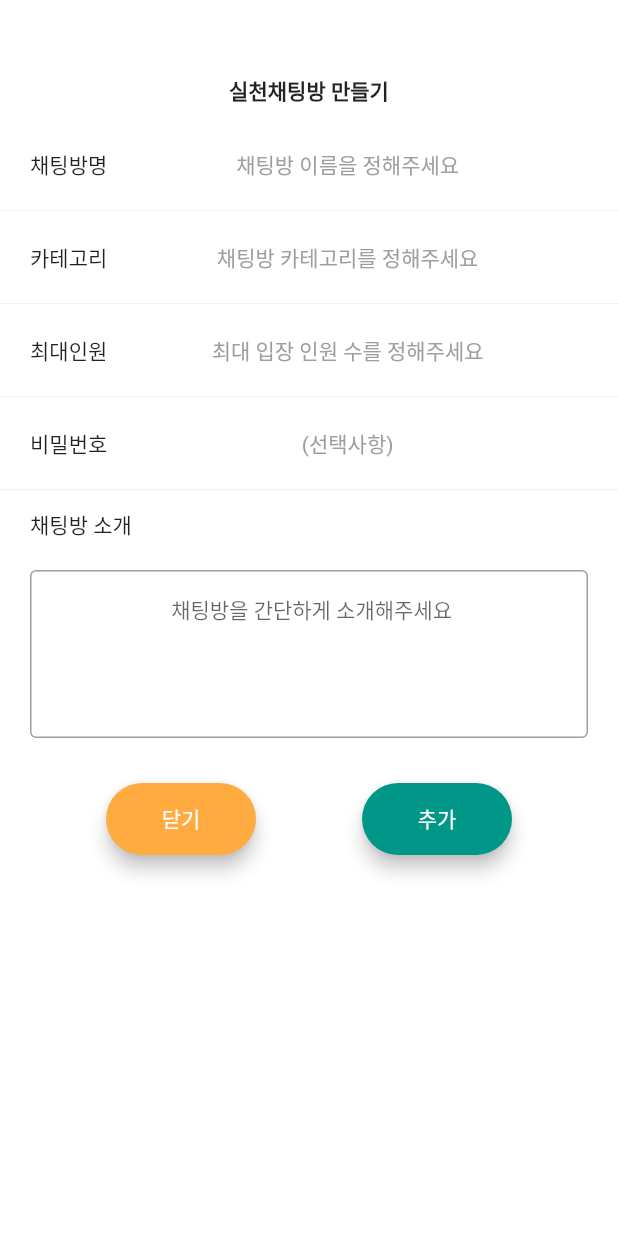
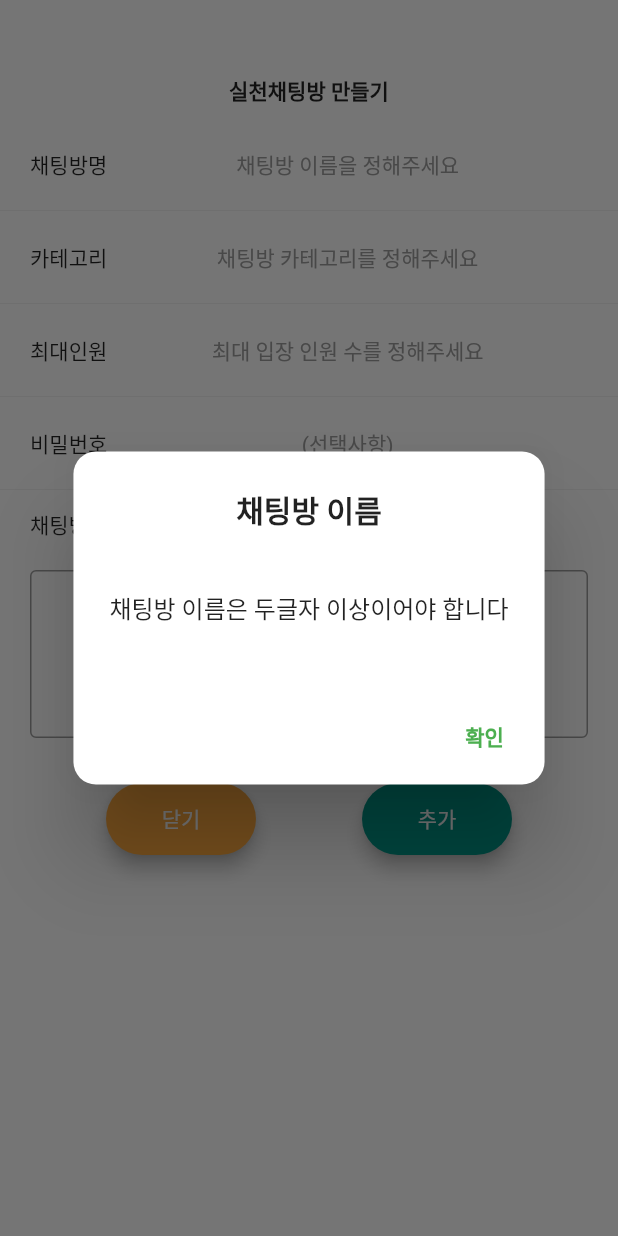
Before and after one commit to jikerbug/chat_planner_app, a Flutter app: the ChatAddScreen screen opened directly, after a tap on "추가", on a phone screen of 412 x 824 dp. Run offline on Flutter 3.47's test engine with Material 2 defaults, Android fonts, the phone set to English and light mode, and no system bars; our stand-ins replace cloud_firestore, dropdown_search, firebase_core, firebase_database, flutter_svg, hive and 3 more; missing offline and left inert: paginate_firestore; accounts and stored records are empty.

Commit message:
chatRoomInfoInput

```diff
--- a/lib/functions/custom_dialog_function.dart
+++ b/lib/functions/custom_dialog_function.dart
@@ -100,10 +100,11 @@ class CustomDialogFunction {
   static void selectChatSettingDialog(context, type, onPressed) {
     late List<String> texts;
     if (type == 'category') {
-      texts = ['없음', '공부', '운동', '독서', '생활습관', '음악/미술', '코딩'];
+      texts = ['자유', '공부', '운동', '독서', '생활습관', '음악/미술', '코딩'];
     } else if (type == 'maxNum') {
       texts = ['2명', '5명', '10명', '15명', '20명', '25명', '30명'];
     }
+    String title = (type == 'category') ? '카테고리' : '최대 인원';
     showDialog(
       context: context,
       builder: (BuildContext context) {
@@ -115,7 +116,7 @@ class CustomDialogFunction {
               shape: RoundedRectangleBorder(
                   borderRadius: BorderRadius.circular(15.0)),
               title: Text(
-                'title',
+                title,
                 textAlign: TextAlign.center,
                 style: TextStyle(fontWeight: FontWeight.bold),
               ),
--- a/lib/screens/chat/chat_add_screen.dart
+++ b/lib/screens/chat/chat_add_screen.dart
@@ -9,6 +9,7 @@
 // 그것 이외에도 7시기상, 6시기상 같은 것들에 대해 전체 사용자가 얼마나 해당 습관을
 // 채택하고 있는지 보는 것도 좋을 것 같다.
 
+import 'package:chat_planner_app/api/firestore_api.dart';
 import 'package:chat_planner_app/api_in_local/hive_plan_api.dart';
 import 'package:chat_planner_app/functions/custom_dialog_function.dart';
 import 'package:chat_planner_app/functions/date_time_function.dart';
@@ -36,7 +37,7 @@ class _ChatAddScreenState extends State<ChatAddScreen> {
         height: 20.0,
       );
 
-  String title = '';
+  String chatRoomTitle = '';
   String category = '';
   String maxNum = '';
   String password = '';
@@ -50,17 +51,25 @@ class _ChatAddScreenState extends State<ChatAddScreen> {
         child: Row(
           children: [
             Text(title),
-            if (type == 'textInput')
             Expanded(
               child: TextFormField(
+                key: (type == 'textInput')
+                    ? null
+                    : (type == 'category')
+                        ? Key(category)
+                        : Key(maxNum),
+                initialValue: (type == 'textInput')
+                    ? ''
+                    : (type == 'category')
+                        ? category
+                        : maxNum,
                 style: TextStyle(
                   fontSize: 14.0,
                 ),
                 textAlign: TextAlign.center,
-                  controller: TextEditingController(),
                 onChanged: (value) {
                   if (title == cardTitleList[0]) {
-                      title = value;
+                    chatRoomTitle = value;
                   } else if (title == cardTitleList[3]) {
                     password = value;
                   } else if (title == cardTitleList[4]) {
@@ -71,17 +80,14 @@ class _ChatAddScreenState extends State<ChatAddScreen> {
                   border: InputBorder.none,
                   hintText: hint,
                   isDense: true,
-                      hintStyle: TextStyle(color: Colors.grey)),
+                  hintStyle: TextStyle(color: Colors.grey),
                 ),
-              ),
-            if (type != 'textInput')
-              Expanded(
-                child: TextFormField(
-                  key: (type == 'category') ? Key(category) : Key(maxNum),
-                  initialValue: (type == 'category') ? category : maxNum,
-                  onTap: () {
-                    CustomDialogFunction.selectChatSettingDialog(context, type,
-                        (value) {
+                readOnly: (type == 'textInput') ? false : true,
+                onTap: (type == 'textInput')
+                    ? () {}
+                    : () {
+                        CustomDialogFunction.selectChatSettingDialog(
+                            context, type, (value) {
                           setState(() {
                             if (type == 'category') {
                               category = value;
@@ -91,16 +97,6 @@ class _ChatAddScreenState extends State<ChatAddScreen> {
                           });
                         });
                       },
-                  readOnly: true,
-                  style: TextStyle(
-                    fontSize: 14.0,
-                  ),
-                  textAlign: TextAlign.center,
-                  decoration: InputDecoration(
-                      border: InputBorder.none,
-                      hintText: hint,
-                      isDense: true,
-                      hintStyle: TextStyle(color: Colors.grey)),
               ),
             ),
           ],
@@ -169,7 +165,7 @@ class _ChatAddScreenState extends State<ChatAddScreen> {
                       ),
                       controller: TextEditingController(),
                       onChanged: (value) {
-                        title = value;
+                        description = value;
                       },
                       maxLines: null,
                       minLines: 5,
@@ -193,10 +189,47 @@ class _ChatAddScreenState extends State<ChatAddScreen> {
                       RoundedButton(
                           minWidth: 100.0,
                           color: Colors.teal,
-                          onPressed: () {
-                            if (title != '') {
+                          onPressed: () async {
+                            String chatRoomId;
+                            String popupTitle = '';
+                            String popupText = '';
+                            if (chatRoomTitle.length > 1) {
+                              if (category != '') {
+                                if (maxNum != '') {
                                   Navigator.pop(context);
+                                  popupTitle = '실천채팅 생성 완료!';
+                                  popupText = '생성한 채팅방에 입장하였습니다';
+                                  chatRoomId =
+                                      await FireStoreApi.createChatRoom(
+                                          chatRoomTitle,
+                                          category,
+                                          maxNum,
+                                          password,
+                                          description);
+                                  // FirebaseChatApi.createChatRoomMemberLastDoneInfo();
+                                  // FirebaseChatApi.createUserStateAboutChatRoomInfo();
+                                  // HiveChatApi.addChatRoomToList();
+                                } else {
+                                  popupTitle = '최대인원 지정';
+                                  popupText = '채팅방 최대 입장인원을 선택해주세요';
                                 }
+                              } else {
+                                popupTitle = '카테고리 지정';
+                                popupText = '카테고리를 선택해주세요';
+                              }
+                            } else {
+                              popupTitle = '채팅방 이름';
+                              popupText = '채팅방 이름은 두글자 이상이어야 합니다';
+                            }
+
+                            CustomDialogFunction.dialog(
+                                context: context,
+                                isTwoButton: false,
+                                isLeftAlign: false,
+                                onPressed: () {},
+                                title: popupTitle,
+                                text: popupText,
+                                size: 'small');
                           },
                           title: '추가'),
                     ],
```
Also changed, not shown: lib/api/firestore_api.dart (+22 -0 lines). Lines whose indentation alone changed are shown as unchanged.
